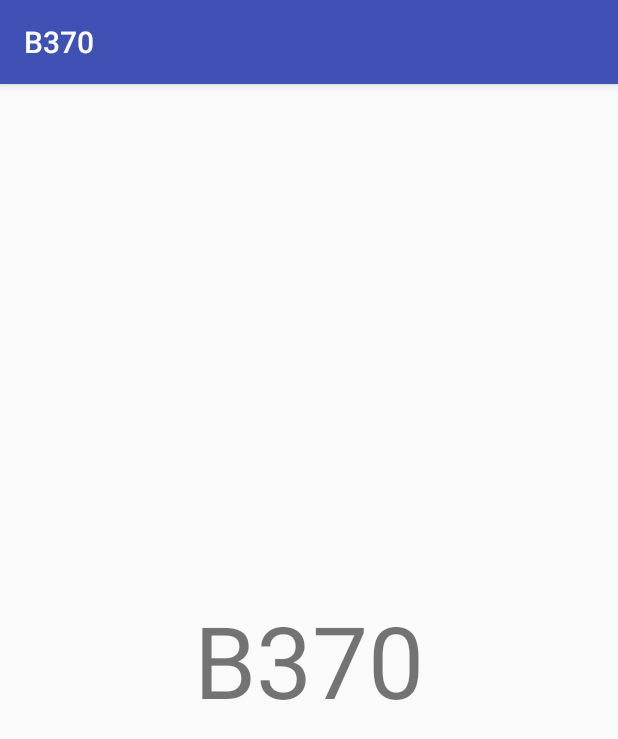
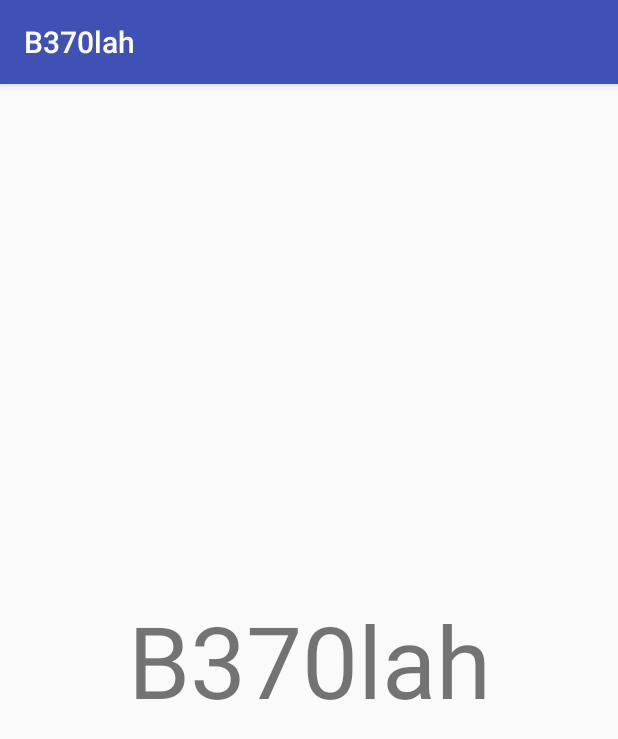
Before and after one commit to tbfikrif/bejoaja, an Android app: the screen it shows after launch (MainActivity), on a phone screen of 412 x 824 dp. Shown: the top 739 px of the screen. Run offline under Robolectric (Android 15) with nearby library versions, the phone set to English and light mode, and no system bars.

Commit message:
string added

```diff
--- a/app/src/main/res/values/strings.xml
+++ b/app/src/main/res/values/strings.xml
@@ -1,3 +1,3 @@
 <resources>
-    <string name="app_name">B370</string>
+    <string name="app_name">B370lah</string>
 </resources>
```
